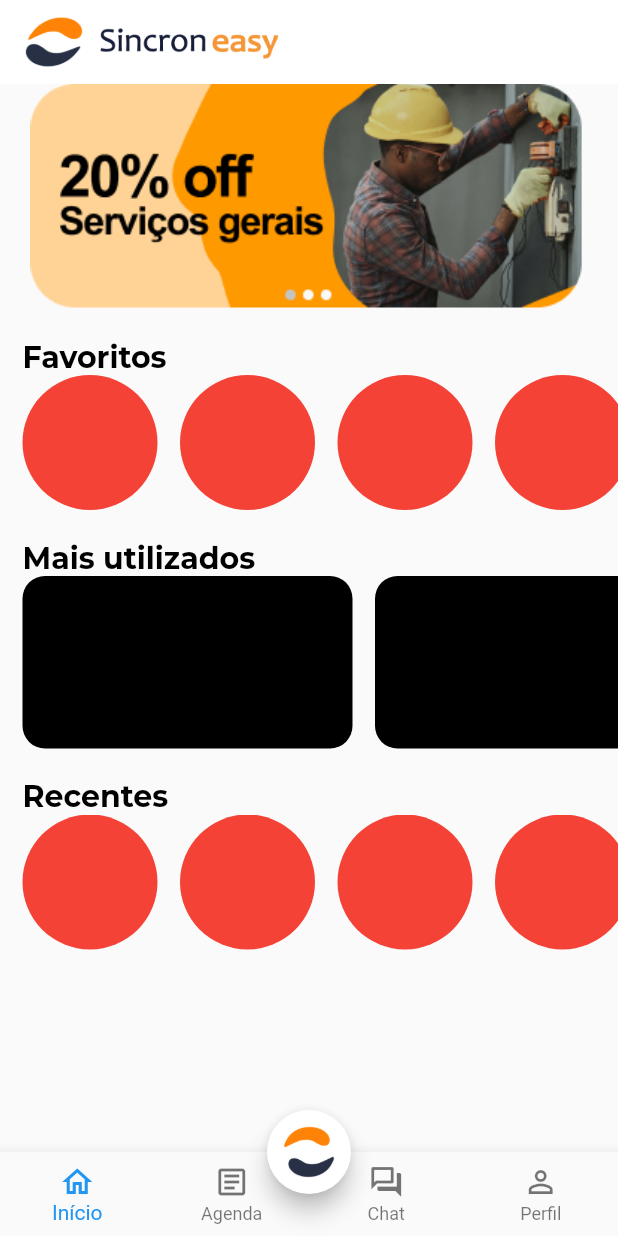
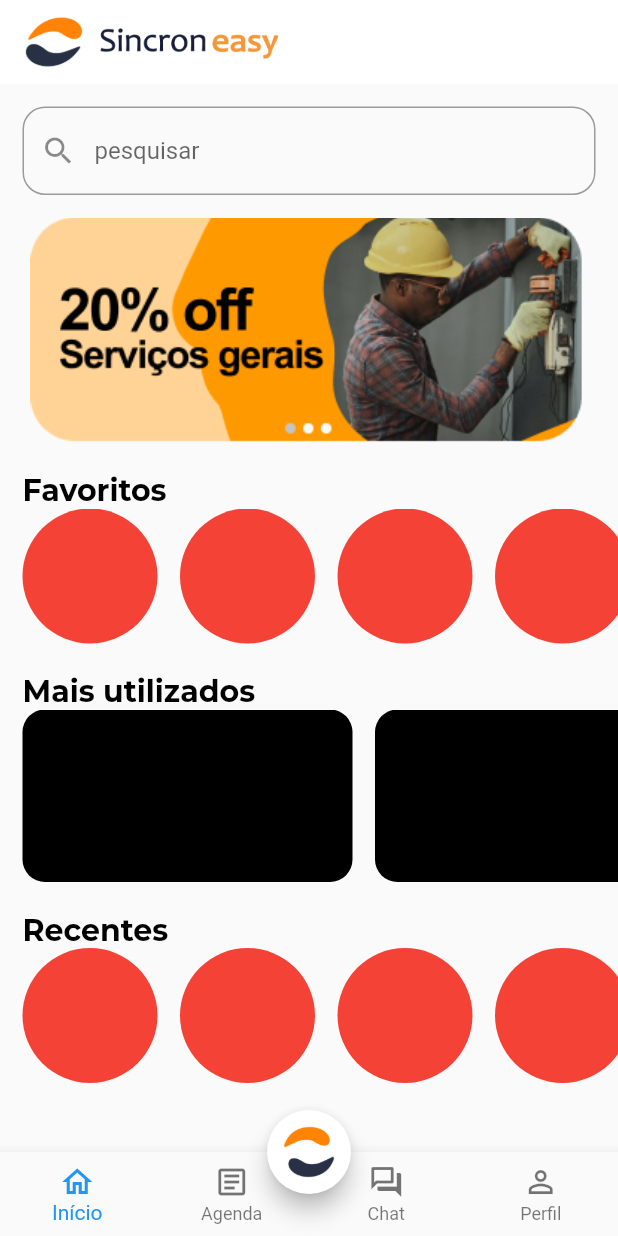
Before and after one commit to lucasmenezesdev/sincroneasy, a Flutter app: the screen it shows after launch, on a phone screen of 412 x 824 dp. Run offline on Flutter 3.47's test engine with Material 2 defaults, Android fonts, the phone set to English and light mode, and no system bars; our stand-ins replace firebase_auth, firebase_core, google_fonts, google_sign_in, modal_bottom_sheet; accounts and stored records are empty.

Commit message:
home e chat model

```diff
--- a/lib/models/chat_messages.dart
+++ b/lib/models/chat_messages.dart
@@ -7,6 +7,7 @@ class ChatMessages {
   late String _toName;
   late String _textMessage;
   late bool _viewed;
+  late double _timestamp;
 
   get getFromUID => _fromUID;
   get getToUID => _toUID;
@@ -16,6 +17,7 @@ class ChatMessages {
   get getToName => _toName;
   get getTextMessage => _textMessage;
   get getViewed => _viewed;
+  get getTimestamp => _timestamp;
 
   set setFromUID(n) => _fromUID = n;
   set setToUID(n) => _toUID = n;
@@ -25,4 +27,5 @@ class ChatMessages {
   set setToName(n) => _toName = n;
   set setTextMessage(n) => _textMessage = n;
   set setViewed(n) => _viewed = n;
+  set setTimestamp(n) => _timestamp = n;
 }
--- a/lib/pages/home_page.dart
+++ b/lib/pages/home_page.dart
@@ -35,6 +35,20 @@ class _HomePageState extends State<HomePage> {
             child: Column(
               crossAxisAlignment: CrossAxisAlignment.start,
               children: [
+                Container(
+                  width: MediaQuery.of(context).size.width,
+                  margin: const EdgeInsets.all(15),
+                  child: TextField(
+                      cursorColor: orange,
+                      //controller: controller,
+                      decoration: InputDecoration(
+                          prefixIcon: const Icon(Icons.search),
+                          hintText: 'pesquisar',
+                          border: OutlineInputBorder(
+                              borderRadius: BorderRadius.circular(15),
+                              borderSide: BorderSide(
+                                  color: orange, style: BorderStyle.solid)))),
+                ),
                 SizedBox(
                   height: 150,
                   child: ListView.builder(
```
